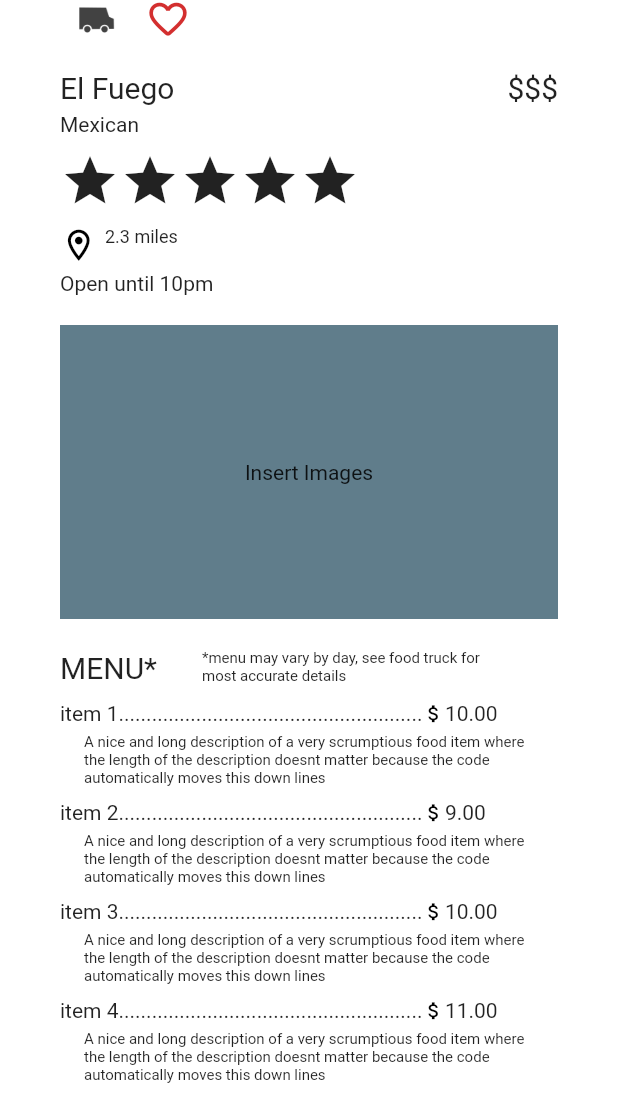
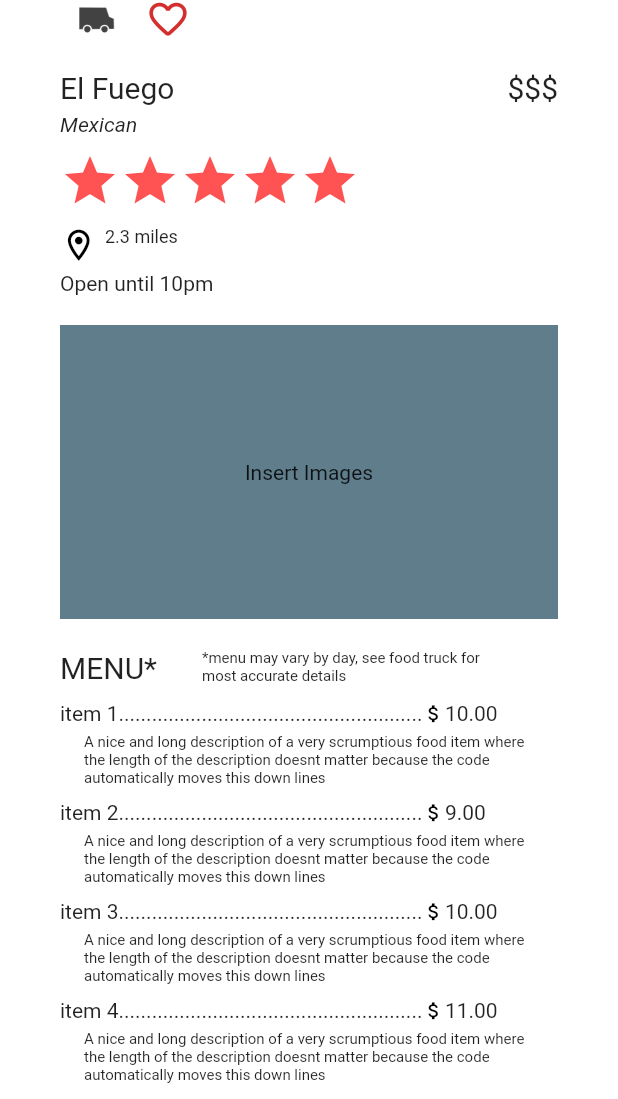
Before and after one commit to bburkey49/food_truck_finder, a Flutter app: the ListViewPage screen opened directly, after a tap on "El Fuego", on a phone screen of 412 x 824 dp, the part 137-1236 px from its top. Run offline on Flutter 3.47's test engine with Material 2 defaults, Android fonts, the phone set to English and light mode, and no system bars; our stand-ins replace google_maps_flutter; missing offline and left inert: clippy_flutter, filter_list, flutter_search_bar; Roboto replaces fonts that are missing (OpenSans).

Commit message:
style changes

```diff
--- a/food_truck_finder/lib/custom_info_window.dart
+++ b/food_truck_finder/lib/custom_info_window.dart
@@ -271,7 +271,7 @@ class _CustomInfoWindowState extends State<CustomInfoWindow> {
                                           providerObject.truck.foodType,
                                           style: TextStyle(
                                             fontSize: 15,
-                                            fontWeight: FontWeight.bold,
+                                            // fontWeight: FontWeight.bold,
                                             color: Colors.black,
                                           ),
                                           textAlign: TextAlign.left,
--- a/food_truck_finder/lib/list_view.dart
+++ b/food_truck_finder/lib/list_view.dart
@@ -216,7 +216,7 @@ class _ListViewState extends State<ListViewPage> {
 
   onFilterChanged() {
     setState(() {
-      if(_currentFoodSelected != null) {
+      if(_currentFoodSelected != "--Any--") {
         prospectiveTrucks = _trucks
           .where((t) => t.foodType.contains(_currentFoodSelected)).toList();
       }
--- a/food_truck_finder/lib/truck_info_page.dart
+++ b/food_truck_finder/lib/truck_info_page.dart
@@ -215,7 +215,8 @@ class _TruckInfoState extends State<TruckInfo> {
         child: Row(
             children: <Widget>[
               Text(
-                  truck.foodType
+                  truck.foodType,
+                  style: TextStyle(fontStyle: FontStyle.italic),
               )
             ]
         )
@@ -234,6 +235,7 @@ class _TruckInfoState extends State<TruckInfo> {
                       ? Icons.star
                       : Icons.star_border,
                   size: 40,
+                  color: Colors.redAccent,
                 );
               },
             )
```
Also changed, not shown: 4 other files.
